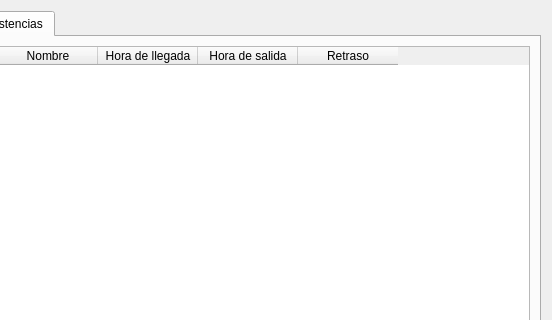
Above: ui/VentanaAdministrador.ui from kevin-luna/AsistenciaEmpleados before the change; both pictures show x 125 to 677 and y 0 to 320 of the 677 by 512 pixel window. Below: the same form after it.
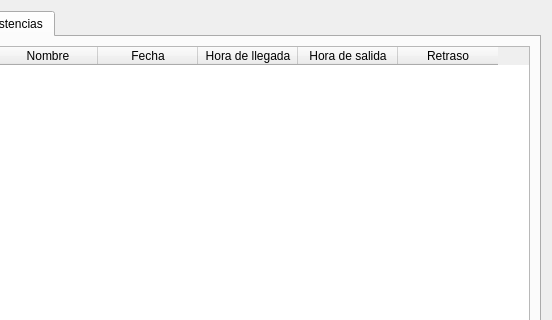
That is the form after the change. The open tabs and pages were chosen to show the change.

Commit message: Se agregó el campo de fecha para la tabla de asistencias.

What changed in the file:
```diff
--- a/ui/VentanaAdministrador.ui
+++ b/ui/VentanaAdministrador.ui
@@ -136,6 +136,11 @@
            <string>Nombre</string>
           </property>
          </column>
+         <column>
+          <property name="text">
+           <string>Fecha</string>
+          </property>
+         </column>
          <column>
           <property name="text">
            <string>Hora de llegada</string>
```
Left out of the diff: 2 changed lines with no effect on the pictures. The commit also changes 1 other file.
